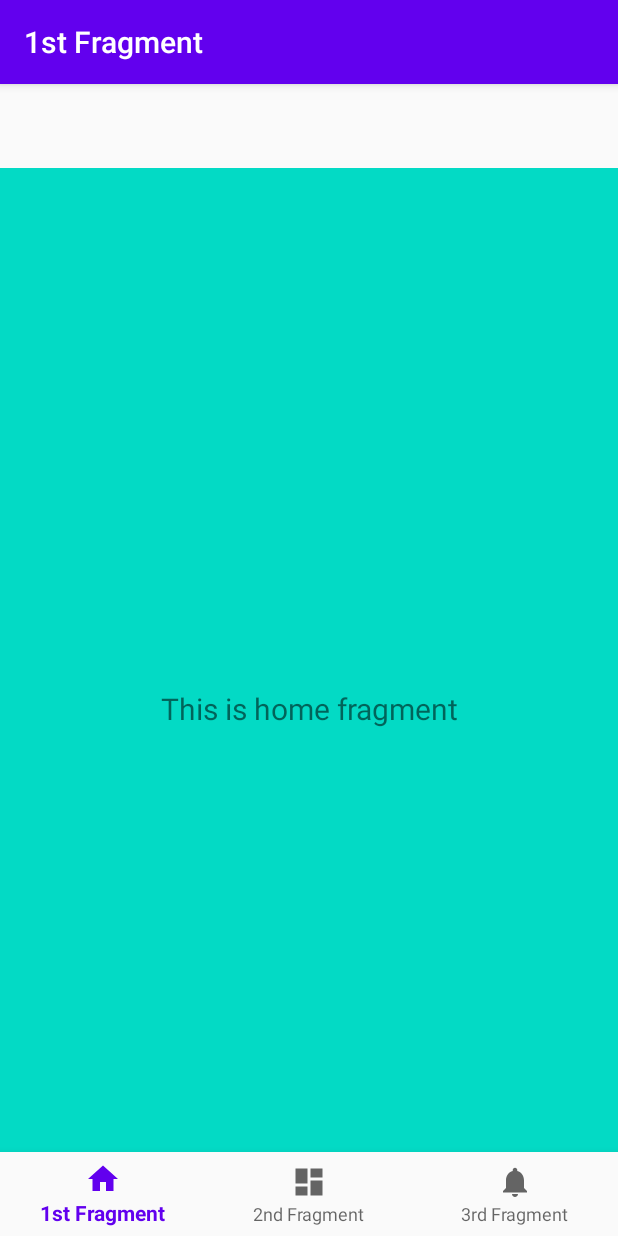
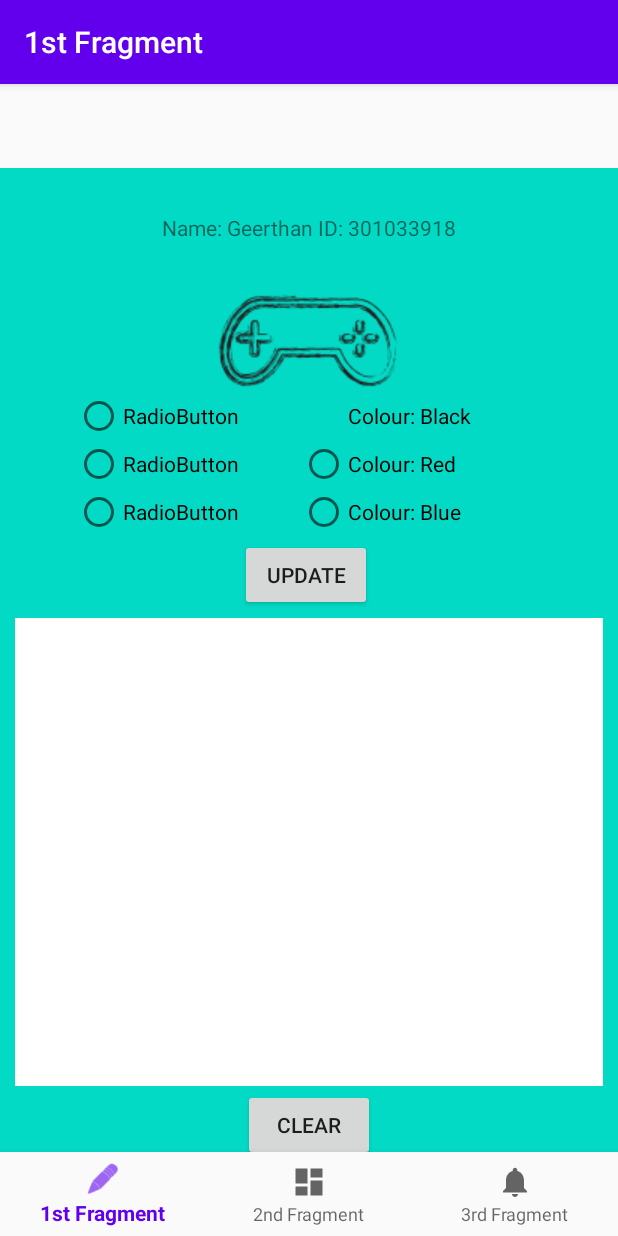
Before and after one commit to Exzeed/MobileAppDev_Lab3, an Android app: the screen it shows after launch (geerthanActivity), on a phone screen of 412 x 824 dp. Run offline under Robolectric (Android 15) with nearby library versions, the phone set to English and light mode, and no system bars; our stand-ins replace navigation-ui.

Commit message:
work on 1st tab

```diff
--- /dev/null
+++ b/geerthanlab3/src/main/java/geerthan/kanthasamy/s301033918/CanvasView.java
@@ -0,0 +1,115 @@
+package geerthan.kanthasamy.s301033918;
+
+import android.content.Context;
+import android.graphics.Bitmap;
+import android.graphics.Canvas;
+import android.graphics.Color;
+import android.graphics.Paint;
+import android.graphics.Path;
+import android.util.AttributeSet;
+import android.view.MotionEvent;
+import android.view.View;
+
+public class CanvasView extends View {
+
+    private static final float TOLERANCE = 5;
+    public int width;
+    public int height;
+    Context context;
+    private Bitmap mBitmap;
+    private Canvas mCanvas;
+    private Path mPath;
+    private Paint mPaint;
+    private float mX, mY;
+
+    public CanvasView(Context c, AttributeSet attrs) {
+        super(c, attrs);
+        context = c;
+
+        // we set a new Path
+        mPath = new Path();
+
+        // and we set a new Paint with the desired attributes
+        mPaint = new Paint();
+        mPaint.setAntiAlias(true);
+        mPaint.setColor(Color.BLACK);
+        mPaint.setStyle(Paint.Style.STROKE);
+        mPaint.setStrokeJoin(Paint.Join.ROUND);
+        mPaint.setStrokeWidth(4f);
+    }
+
+    // override onSizeChanged
+    @Override
+    protected void onSizeChanged(int w, int h, int oldw, int oldh) {
+        super.onSizeChanged(w, h, oldw, oldh);
+
+        // your Canvas will draw onto the defined Bitmap
+        mBitmap = Bitmap.createBitmap(w, h, Bitmap.Config.ARGB_8888);
+        mCanvas = new Canvas(mBitmap);
+    }
+
+    // override onDraw
+    @Override
+    protected void onDraw(Canvas canvas) {
+        super.onDraw(canvas);
+        canvas.drawColor(Color.WHITE);
+        // draw the mPath with the mPaint on the canvas when onDraw
+        canvas.drawPath(mPath, mPaint);
+    }
+
+    // when ACTION_DOWN start touch according to the x,y values
+    private void startTouch(float x, float y) {
+        mPath.moveTo(x, y);
+        mX = x;
+        mY = y;
+    }
+
+    // when ACTION_MOVE move touch according to the x,y values
+    private void moveTouch(float x, float y) {
+        float dx = Math.abs(x - mX);
+        float dy = Math.abs(y - mY);
+        if (dx >= TOLERANCE || dy >= TOLERANCE) {
+            mPath.quadTo(mX, mY, (x + mX) / 2, (y + mY) / 2);
+            mX = x;
+            mY = y;
+        }
+    }
+
+    public void clearPath()
+    {
+        mPath = new Path();
+        invalidate();
+    }
+
+    public void setBrush()
+    {
+        //mPaint.setColor();
+    }
+
+    // when ACTION_UP stop touch
+    private void upTouch() {
+        mPath.lineTo(mX, mY);
+    }
+
+    @Override
+    public boolean onTouchEvent(MotionEvent event) {
+        float x = event.getX();
+        float y = event.getY();
+
+        switch (event.getAction()) {
+            case MotionEvent.ACTION_DOWN:
+                startTouch(x, y);
+                invalidate();
+                break;
+            case MotionEvent.ACTION_MOVE:
+                moveTouch(x, y);
+                invalidate();
+                break;
+            case MotionEvent.ACTION_UP:
+                upTouch();
+                invalidate();
+                break;
+        }
+        return true;
+    }
+}
--- a/geerthanlab3/src/main/java/geerthan/kanthasamy/s301033918/geerthanActivity.java
+++ b/geerthanlab3/src/main/java/geerthan/kanthasamy/s301033918/geerthanActivity.java
@@ -37,10 +37,10 @@ public class geerthanActivity extends AppCompatActivity
     }
 
     @Override
-    public void onBackPressed()
+    public void onBackPressed() //when back key is pressed
     {
-        AlertDialog.Builder builder = new AlertDialog.Builder(this);
-        builder.setCancelable(false);
+        AlertDialog.Builder builder = new AlertDialog.Builder(this); //create alert dialogue
+        builder.setCancelable(false); //cannot be exited without choosing an option
         builder.setIcon(R.mipmap.ic_launcher_round);
         builder.setTitle("Alert");
         builder.setMessage("Do you want to stay on the app or exit?");
--- a/geerthanlab3/src/main/java/geerthan/kanthasamy/s301033918/ui/first/GeerthanFragment.java
+++ b/geerthanlab3/src/main/java/geerthan/kanthasamy/s301033918/ui/first/GeerthanFragment.java
@@ -6,10 +6,17 @@
 
 package geerthan.kanthasamy.s301033918.ui.first;
 
+import android.graphics.Bitmap;
+import android.graphics.Canvas;
+import android.graphics.Color;
+import android.graphics.Paint;
 import android.os.Bundle;
 import android.view.LayoutInflater;
 import android.view.View;
 import android.view.ViewGroup;
+import android.widget.Button;
+import android.widget.ImageView;
+import android.widget.RadioButton;
 import android.widget.TextView;
 
 import androidx.annotation.NonNull;
@@ -18,24 +25,67 @@ import androidx.fragment.app.Fragment;
 import androidx.lifecycle.Observer;
 import androidx.lifecycle.ViewModelProviders;
 
+import geerthan.kanthasamy.s301033918.CanvasView;
 import geerthan.kanthasamy.s301033918.R;
 
 public class GeerthanFragment extends Fragment {
 
     private GeerthanViewModel geerthanViewModel;
+    private CanvasView customCanvas;
+    private String paintColour;
 
     public View onCreateView(@NonNull LayoutInflater inflater,
                              ViewGroup container, Bundle savedInstanceState) {
         geerthanViewModel =
                 ViewModelProviders.of(this).get(GeerthanViewModel.class);
         View root = inflater.inflate(R.layout.fragment_first, container, false);
-        final TextView textView = root.findViewById(R.id.text_home);
-        geerthanViewModel.getText().observe(getViewLifecycleOwner(), new Observer<String>() {
-            @Override
-            public void onChanged(@Nullable String s) {
-                textView.setText(s);
+
+        Button clearCanvas = (Button)root.findViewById(R.id.geerthanClearBtn);
+        customCanvas = root.findViewById(R.id.geerthanCanvas);
+
+        clearCanvas.setOnClickListener(new View.OnClickListener()
+        {
+            public void onClick(View v)
+            {
+                customCanvas.clearPath();
             }
         });
+
+        Button updatePaint = (Button)root.findViewById(R.id.geerthanUpdateBtn);
+        updatePaint.setOnClickListener(new View.OnClickListener()
+        {
+            public void onClick(View v)
+            {
+
+            }
+        });
+
         return root;
     }
+
+    public void clearCanvas(View view) //View view is required for android buttons etc.
+    {
+        customCanvas.clearPath();
+    }
+
+    public void onRadioButtonClicked(View view) {
+        // Is the button now checked?
+        boolean checked = ((RadioButton) view).isChecked();
+
+        // Check which radio button was clicked
+        switch(view.getId()) {
+            case R.id.geerthanBlackRB:
+                if (checked)
+                    paintColour = "BLACK";
+                    break;
+            case R.id.geerthanRedRB:
+                if (checked)
+                    paintColour = "RED";
+                    break;
+            case R.id.geerthanBlueRB:
+                if (checked)
+                    paintColour = "BLUE";
+                break;
+        }
+    }
 }
--- a/geerthanlab3/src/main/res/layout/fragment_first.xml
+++ b/geerthanlab3/src/main/res/layout/fragment_first.xml
@@ -7,17 +7,122 @@
     android:background="@color/colorAccent"
     tools:context=".ui.first.GeerthanFragment">
 
-    <TextView
-        android:id="@+id/text_home"
+    <RadioGroup
+        android:id="@+id/geerthanColourRG"
+        android:layout_width="wrap_content"
+        android:layout_height="wrap_content"
+        android:layout_marginStart="200dp"
+        android:layout_marginTop="100dp"
+        android:checkedButton="@id/geerthanBlackRB"
+        app:layout_constraintStart_toStartOf="parent"
+        app:layout_constraintTop_toTopOf="@id/geerthanIV">
+
+        <RadioButton
+            android:id="@+id/geerthanBlackRB"
+            android:layout_width="match_parent"
+            android:layout_height="wrap_content"
+            android:onClick="onRadioButtonClicked"
+            android:text="@string/blackColour" />
+
+        <RadioButton
+            android:id="@+id/geerthanRedRB"
+            android:layout_width="match_parent"
+            android:layout_height="wrap_content"
+            android:onClick="onRadioButtonClicked"
+            android:text="@string/redColour" />
+
+        <RadioButton
+            android:id="@+id/geerthanBlueRB"
+            android:layout_width="match_parent"
+            android:layout_height="wrap_content"
+            android:onClick="onRadioButtonClicked"
+            android:text="@string/blueColour" />
+    </RadioGroup>
+
+    <RadioGroup
+        android:id="@+id/geerthanSizeRG"
+        android:layout_width="wrap_content"
+        android:layout_height="wrap_content"
+        android:layout_marginStart="50dp"
+        android:layout_marginTop="100dp"
+        app:layout_constraintStart_toStartOf="parent"
+        app:layout_constraintTop_toTopOf="@id/geerthanIV">
+
+        <RadioButton
+            android:id="@+id/radioButton6"
+            android:layout_width="match_parent"
+            android:layout_height="wrap_content"
+            android:text="RadioButton" />
+
+        <RadioButton
+            android:id="@+id/radioButton5"
+            android:layout_width="match_parent"
+            android:layout_height="wrap_content"
+            android:text="RadioButton" />
+
+        <RadioButton
+            android:id="@+id/radioButton4"
+            android:layout_width="match_parent"
+            android:layout_height="wrap_content"
+            android:text="RadioButton" />
+    </RadioGroup>
+
+    <Button
+        android:id="@+id/geerthanClearBtn"
+        android:layout_width="wrap_content"
+        android:layout_height="wrap_content"
+        android:layout_marginStart="100dp"
+        android:layout_marginEnd="100dp"
+        android:layout_marginBottom="50dp"
+        android:onClick="clearCanvas"
+        android:text="@string/canvasClear"
+        app:layout_constraintBottom_toBottomOf="parent"
+        app:layout_constraintEnd_toEndOf="parent"
+        app:layout_constraintStart_toStartOf="parent" />
+
+    <geerthan.kanthasamy.s301033918.CanvasView
+        android:id="@+id/geerthanCanvas"
         android:layout_width="match_parent"
-        android:layout_height="wrap_content"
-        android:layout_marginStart="8dp"
-        android:layout_marginTop="8dp"
-        android:layout_marginEnd="8dp"
-        android:textAlignment="center"
-        android:textSize="20sp"
+        android:layout_height="match_parent"
+        android:layout_marginStart="10dp"
+        android:layout_marginTop="300dp"
+        android:layout_marginEnd="10dp"
+        android:layout_marginBottom="100dp"
+        android:textColor="#FFFFFF"
         app:layout_constraintBottom_toBottomOf="parent"
         app:layout_constraintEnd_toEndOf="parent"
         app:layout_constraintStart_toStartOf="parent"
         app:layout_constraintTop_toTopOf="parent" />
+
+    <ImageView
+        android:id="@+id/geerthanIV"
+        android:layout_width="wrap_content"
+        android:layout_height="wrap_content"
+        android:layout_marginStart="141dp"
+        android:layout_marginEnd="142dp"
+        android:src="@drawable/controller"
+        app:layout_constraintEnd_toEndOf="parent"
+        app:layout_constraintStart_toStartOf="parent"
+        app:layout_constraintTop_toBottomOf="@+id/geerthanTV" />
+
+    <TextView
+        android:id="@+id/geerthanTV"
+        android:layout_width="wrap_content"
+        android:layout_height="wrap_content"
+        android:layout_marginTop="30dp"
+        android:text="@string/topCentered"
+        app:layout_constraintEnd_toEndOf="parent"
+        app:layout_constraintStart_toStartOf="parent"
+        app:layout_constraintTop_toTopOf="parent" />
+
+    <Button
+        android:id="@+id/geerthanUpdateBtn"
+        android:layout_width="wrap_content"
+        android:layout_height="wrap_content"
+        android:layout_marginStart="160dp"
+        android:layout_marginTop="70dp"
+        android:text="@string/updatePaint"
+        app:layout_constraintStart_toStartOf="parent"
+        app:layout_constraintTop_toBottomOf="@id/geerthanIV" />
+
 </androidx.constraintlayout.widget.ConstraintLayout>
--- a/geerthanlab3/src/main/res/menu/bottom_nav_menu.xml
+++ b/geerthanlab3/src/main/res/menu/bottom_nav_menu.xml
@@ -3,7 +3,7 @@
 
     <item
         android:id="@+id/navigation_first"
-        android:icon="@drawable/ic_home_black_24dp"
+        android:icon="@android:drawable/ic_menu_edit"
         android:title="@string/title_first" />
 
     <item
--- a/geerthanlab3/src/main/res/values/strings.xml
+++ b/geerthanlab3/src/main/res/values/strings.xml
@@ -9,4 +9,10 @@ Section Number: 002
     <string name="title_first">1st Fragment</string>
     <string name="title_second">2nd Fragment</string>
     <string name="title_third">3rd Fragment</string>
+    <string name="topCentered">Name: Geerthan ID: 301033918</string>
+    <string name="canvasClear">Clear</string>
+    <string name="blackColour">Colour: Black</string>
+    <string name="redColour">Colour: Red</string>
+    <string name="blueColour">Colour: Blue</string>
+    <string name="updatePaint">Update</string>
 </resources>
```
Also changed, not shown: geerthanlab3/src/main/res/drawable/controller.png (added).
